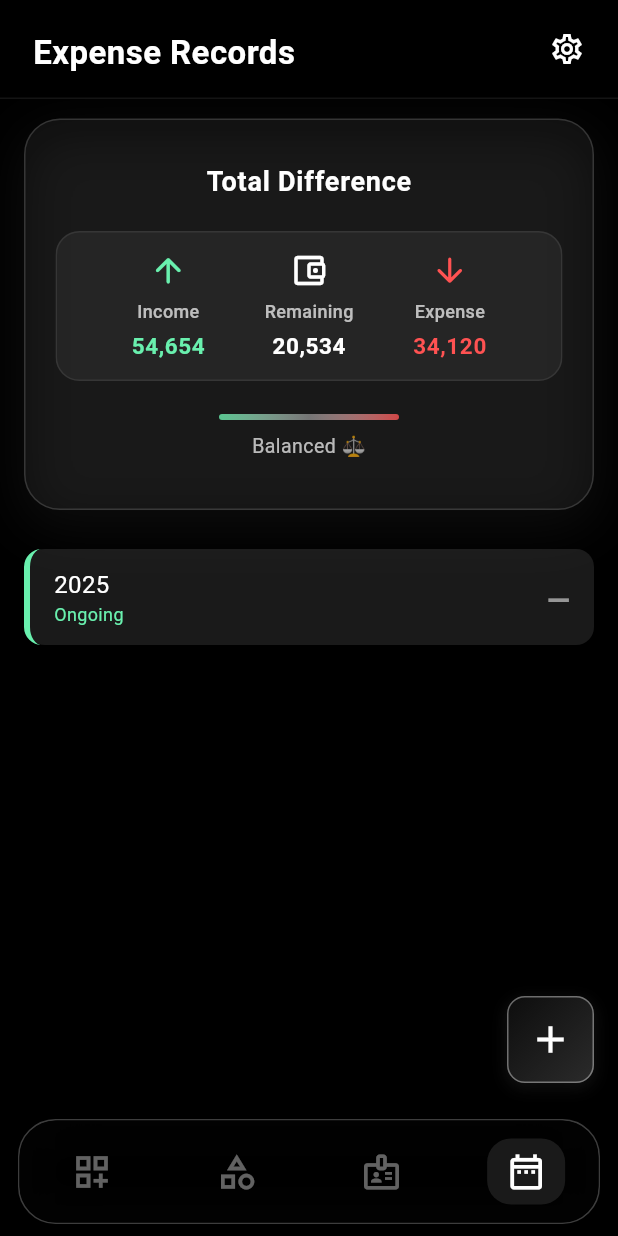
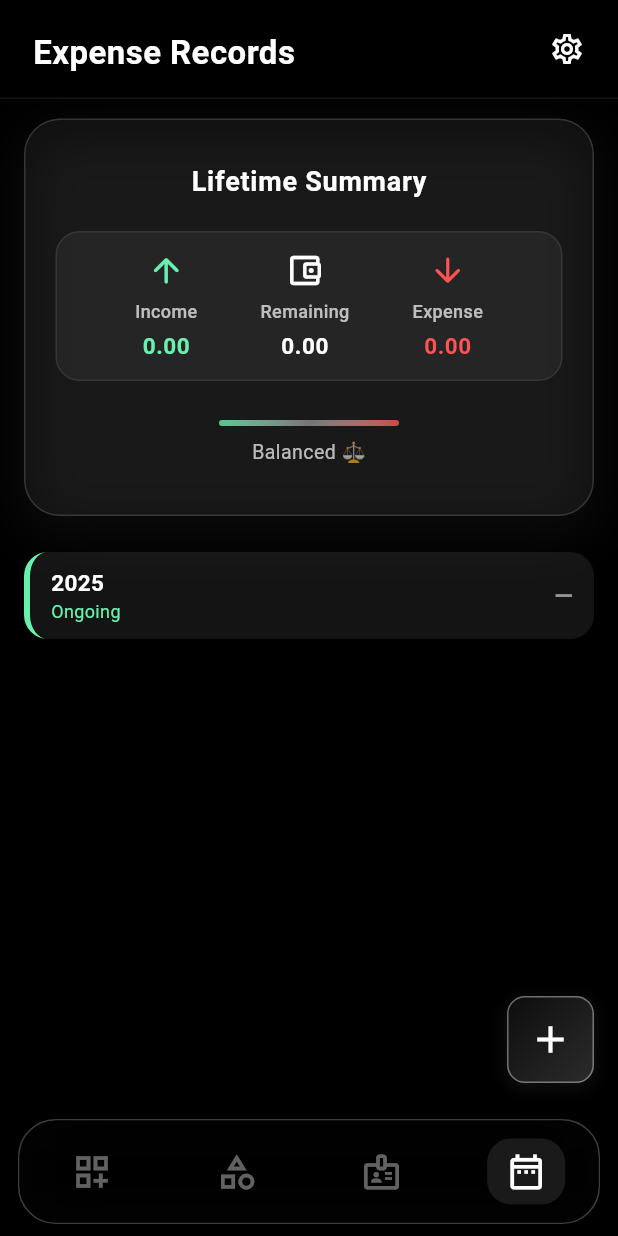
Before and after one commit to DisasterUnknown/WalletZip, a Flutter app: the HomeScreen screen opened by its route, on a phone screen of 412 x 824 dp. Run offline on Flutter 3.47's test engine with Material 3 defaults, Android fonts, the phone set to English and light mode, and no system bars; our stand-ins replace shared_preferences, sqflite; accounts and stored records are empty.

Commit message:
added card calculations

```diff
--- a/lib/ui/screens/pages/monthly_expenses_screen.dart
+++ b/lib/ui/screens/pages/monthly_expenses_screen.dart
@@ -91,11 +91,11 @@ class _MonthlyExpensesScreenState extends State<MonthlyExpensesScreen> {
           : Column(
               children: [
                 const SizedBox(height: 5),
-                const BudgetCard(
-                  title: "Total Difference",
-                  income: "54,654",
-                  expense: "34,120",
-                  remaining: "20,534",
+                BudgetCard(
+                  title: "Monthly Summary",
+                  type: "month",
+                  month: month,
+                  year: year,
                 ),
                 const SizedBox(height: 10),
 
@@ -104,9 +104,7 @@ class _MonthlyExpensesScreenState extends State<MonthlyExpensesScreen> {
                     itemCount: expenses.length + 1,
                     itemBuilder: (context, index) {
                       if (index == expenses.length) {
-                        return const SizedBox(
-                          height: 80,
-                        );
+                        return const SizedBox(height: 80);
                       }
 
                       final e = expenses[index];
--- a/lib/ui/screens/views/budget_screen.dart
+++ b/lib/ui/screens/views/budget_screen.dart
@@ -17,14 +17,7 @@ class BudgetScreen extends StatelessWidget {
       body: SingleChildScrollView(
         child: Center(
           child: Column(
-            children: [
-              BudgetCard(
-                title: "Total Difference",
-                income: "54654",
-                expense: "34120",
-                remaining: "20534",
-              ),
-            ],
+            children: [BudgetCard(title: "Lifetime Summary", type: "lifetime")],
           ),
         ),
       ),
--- a/lib/ui/screens/views/dashboard_screen.dart
+++ b/lib/ui/screens/views/dashboard_screen.dart
@@ -18,14 +18,7 @@ class DashboardScreen extends StatelessWidget {
       body: SingleChildScrollView(
         child: Center(
           child: Column(
-            children: [
-              BudgetCard(
-                title: "Total Difference",
-                income: "54654",
-                expense: "34120",
-                remaining: "20534",
-              ),
-            ],
+            children: [BudgetCard(title: "Lifetime Summary", type: "lifetime")],
           ),
         ),
       ),
--- a/lib/ui/screens/views/expence_record_screen.dart
+++ b/lib/ui/screens/views/expence_record_screen.dart
@@ -31,13 +31,12 @@ class _HomeScreenState extends State<HomeScreen> {
   }
 
   Future<void> _loadYearCards() async {
+    if (!mounted) return;
     setState(() => isLoading = true);
 
     final allData = await DBHelper().getAllDataStructured();
 
-    // Get all years
     List<YearData> years = List.from(allData);
-
     final currentYear = DateTime.now().year.toString();
 
     // Add current year if not present
@@ -66,9 +65,7 @@ class _HomeScreenState extends State<HomeScreen> {
         }
       }
     }
-    return total == 0
-        ? ""
-        : NumberFormat('#,##0.00').format(total);
+    return total == 0 ? "" : NumberFormat('#,##0.00').format(total);
   }
 
   @override
@@ -81,24 +78,21 @@ class _HomeScreenState extends State<HomeScreen> {
       ),
       body: isLoading
           ? const Center(child: CircularProgressIndicator())
-          : SingleChildScrollView(
-              child: Center(
-                child: Column(
+          : Column(
               children: [
                 const SizedBox(height: 5),
-                    const BudgetCard(
-                      title: "Total Difference",
-                      income: "54,654",
-                      expense: "34,120",
-                      remaining: "20,534",
-                    ),
+
+                // 🔹 Compact top summary card
+                const BudgetCard(title: "Lifetime Summary", type: "lifetime"),
                 const SizedBox(height: 10),
-                    // Year cards
-                    ...List.generate(yearCards.length + 1, (index) {
+
+                // 🔹 Scrollable list of years
+                Expanded(
+                  child: ListView.builder(
+                    itemCount: yearCards.length + 1,
+                    itemBuilder: (context, index) {
                       if (index == yearCards.length) {
-                        return const SizedBox(
-                          height: 60,
-                        );
+                        return const SizedBox(height: 80);
                       }
 
                       final yearData = yearCards[index];
@@ -116,6 +110,8 @@ class _HomeScreenState extends State<HomeScreen> {
                       }
 
                       final total = getYearTotal(yearData);
+                      final double totalValue =
+                          double.tryParse(total.replaceAll(',', '')) ?? 0;
 
                       return GestureDetector(
                         onTap: () async {
@@ -127,15 +123,15 @@ class _HomeScreenState extends State<HomeScreen> {
                         child: Container(
                           margin: const EdgeInsets.symmetric(
                             horizontal: 16,
-                            vertical: 8,
+                            vertical: 6,
                           ),
                           padding: const EdgeInsets.symmetric(
-                            vertical: 12,
-                            horizontal: 16,
+                            horizontal: 14,
+                            vertical: 10,
                           ),
                           decoration: BoxDecoration(
-                            color: Colors.white.withOpacity(0.1),
-                            borderRadius: BorderRadius.circular(12),
+                            color: Colors.white.withOpacity(0.08),
+                            borderRadius: BorderRadius.circular(16),
                             border: Border(
                               left: BorderSide(
                                 color: isOngoing
@@ -155,7 +151,8 @@ class _HomeScreenState extends State<HomeScreen> {
                                     yearData.year,
                                     style: const TextStyle(
                                       color: Colors.white,
-                                      fontSize: 16,
+                                      fontSize: 15,
+                                      fontWeight: FontWeight.bold,
                                     ),
                                   ),
                                   Text(
@@ -171,33 +168,26 @@ class _HomeScreenState extends State<HomeScreen> {
                                   ),
                                 ],
                               ),
-                              Padding(
-                                padding: const EdgeInsets.only(top: 6),
-                                child: Text(
+                              Text(
                                 total.isEmpty ? "—" : total,
                                 style: TextStyle(
                                   color: total.isEmpty
                                       ? Colors.white54
-                                        : (double.tryParse(
-                                                    total.replaceAll(',', '')) ??
-                                                0) <
-                                            0
-                                            ? Colors.red
+                                      : totalValue < 0
+                                          ? Colors.redAccent
                                           : Colors.greenAccent,
-                                    fontSize: 20,
+                                  fontSize: 16,
                                   fontWeight: FontWeight.bold,
-                                  ),
                                 ),
                               ),
                             ],
                           ),
                         ),
                       );
-                    }),
-                    const SizedBox(height: 20),
-                  ],
+                    },
                   ),
                 ),
+              ],
             ),
       floatingActionButton: const FloatingAddBtn(),
       bottomNavigationBar: const BottomNavBar(tabIndex: 5, showAdd: false),
--- a/lib/ui/widgets/sub/status_card.dart
+++ b/lib/ui/widgets/sub/status_card.dart
@@ -1,49 +1,87 @@
+import 'package:expenso/data/db/db_helper.dart';
 import 'package:flutter/material.dart';
 import 'package:intl/intl.dart';
 
-class BudgetCard extends StatelessWidget {
+class BudgetCard extends StatefulWidget {
   final String title;
-  final String income;
-  final String expense;
-  final String remaining;
+  final String? type; // "month", "year", "lifetime"
+  final String? month; // Only needed for type = "month"
+  final String? year;  // For type = "month" or "year"
 
   const BudgetCard({
     super.key,
-    this.title = "Title",
-    this.income = "0",
-    this.expense = "0",
-    this.remaining = "0",
+    this.title = "Total Summary",
+    this.type = "lifetime",
+    this.month,
+    this.year,
   });
 
-  // Format numbers with commas
-  String formatNumber(String number) {
-    try {
-      final n = int.parse(number);
-      return NumberFormat.decimalPattern().format(n);
-    } catch (e) {
-      return number;
+  @override
+  State<BudgetCard> createState() => _BudgetCardState();
+}
+
+class _BudgetCardState extends State<BudgetCard> {
+  double income = 0;
+  double expense = 0;
+  bool isLoading = true;
+
+  @override
+  void initState() {
+    super.initState();
+    _loadBudgetData();
+  }
+
+  Future<void> _loadBudgetData() async {
+    final allData = await DBHelper().getAllDataStructured();
+
+    double totalIncome = 0;
+    double totalExpense = 0;
+
+    for (var yearData in allData) {
+      // Filter by year if type = "year" or "month"
+      if (widget.type == "year" && yearData.year != widget.year) continue;
+
+      for (var monthData in yearData.months) {
+        // Filter by month if needed
+        if (widget.type == "month") {
+          final monthName =
+              DateFormat.MMMM().format(DateTime(0, int.parse(monthData.month)));
+          if (monthName != widget.month) continue;
+        }
+
+        for (var dayData in monthData.days) {
+          for (var e in dayData.expenses) {
+            if (e.type.toLowerCase() == "income") {
+              totalIncome += e.price;
+            } else if (e.type.toLowerCase() == "expense") {
+              totalExpense += e.price;
+            }
+          }
+        }
       }
     }
 
-  // Determine balance message
-  String getBalanceMessage() {
-    final rem = (int.tryParse(income) ?? 0) - (int.tryParse(expense) ?? 0);
-    if (rem > 0) {
-      return "On track 🎯";
-    } else if (rem < 0) {
-      return "Review spending ⚠️";
-    } else {
-      return "Balanced ⚖️";
+    if (mounted) {
+      setState(() {
+        income = totalIncome;
+        expense = totalExpense;
+        isLoading = false;
+      });
     }
   }
 
-  // Build individual item (Income, Expense, Remaining)
-  Widget _buildBudgetItem(
-    String label,
-    String value,
-    Color color,
-    IconData icon,
-  ) {
+  String formatNumber(double number) {
+    return NumberFormat('#,##0.00').format(number);
+  }
+
+  String getBalanceMessage() {
+    final rem = income - expense;
+    if (rem > 0) return "On track 🎯";
+    if (rem < 0) return "Review spending ⚠️";
+    return "Balanced ⚖️";
+  }
+
+  Widget _buildBudgetItem(String label, String value, Color color, IconData icon) {
     return Column(
       children: [
         Icon(icon, color: color, size: 26),
@@ -58,7 +96,7 @@ class BudgetCard extends StatelessWidget {
         ),
         const SizedBox(height: 4),
         Text(
-          formatNumber(value),
+          value,
           style: TextStyle(
             color: color,
             fontSize: 15,
@@ -72,6 +110,8 @@ class BudgetCard extends StatelessWidget {
 
   @override
   Widget build(BuildContext context) {
+    final remaining = income - expense;
+
     return Padding(
       padding: const EdgeInsets.symmetric(horizontal: 16, vertical: 8),
       child: Container(
@@ -89,14 +129,19 @@ class BudgetCard extends StatelessWidget {
             ),
           ],
         ),
-        child: ClipRRect(
-          borderRadius: BorderRadius.circular(24),
-          child: Column(
+        child: isLoading
+            ? const Center(
+                child: Padding(
+                  padding: EdgeInsets.all(20),
+                  child: CircularProgressIndicator(color: Colors.white),
+                ),
+              )
+            : Column(
                 mainAxisSize: MainAxisSize.min,
                 children: [
                   const SizedBox(height: 8),
                   Text(
-                title,
+                    widget.title,
                     style: const TextStyle(
                       color: Colors.white,
                       fontSize: 18,
@@ -106,7 +151,7 @@ class BudgetCard extends StatelessWidget {
                   ),
                   const SizedBox(height: 20),
 
-              // Values container
+                  // Budget summary
                   Container(
                     padding: const EdgeInsets.symmetric(
                       vertical: 12,
@@ -124,26 +169,26 @@ class BudgetCard extends StatelessWidget {
                       children: [
                         _buildBudgetItem(
                           "Income",
-                      income,
+                          formatNumber(income),
                           Colors.greenAccent,
                           Icons.arrow_upward_rounded,
                         ),
                         _buildBudgetItem(
                           "Remaining",
-                      remaining,
+                          formatNumber(remaining),
                           Colors.white,
                           Icons.account_balance_wallet_outlined,
                         ),
                         _buildBudgetItem(
                           "Expense",
-                      expense,
+                          formatNumber(expense),
                           Colors.redAccent,
                           Icons.arrow_downward_rounded,
                         ),
                       ],
                     ),
                   ),
-              const SizedBox(height: 10),
+                  const SizedBox(height: 14),
 
                   // Gradient line
                   Container(
@@ -163,7 +208,6 @@ class BudgetCard extends StatelessWidget {
                   ),
                   const SizedBox(height: 8),
 
-              // Balance message
                   Text(
                     getBalanceMessage(),
                     style: const TextStyle(
@@ -176,7 +220,6 @@ class BudgetCard extends StatelessWidget {
                 ],
               ),
       ),
-      ),
     );
   }
 }
```
Also changed, not shown: lib/ui/screens/pages/year_expenses_screen.dart (+25 -25 lines). Lines whose indentation alone changed are shown as unchanged.
